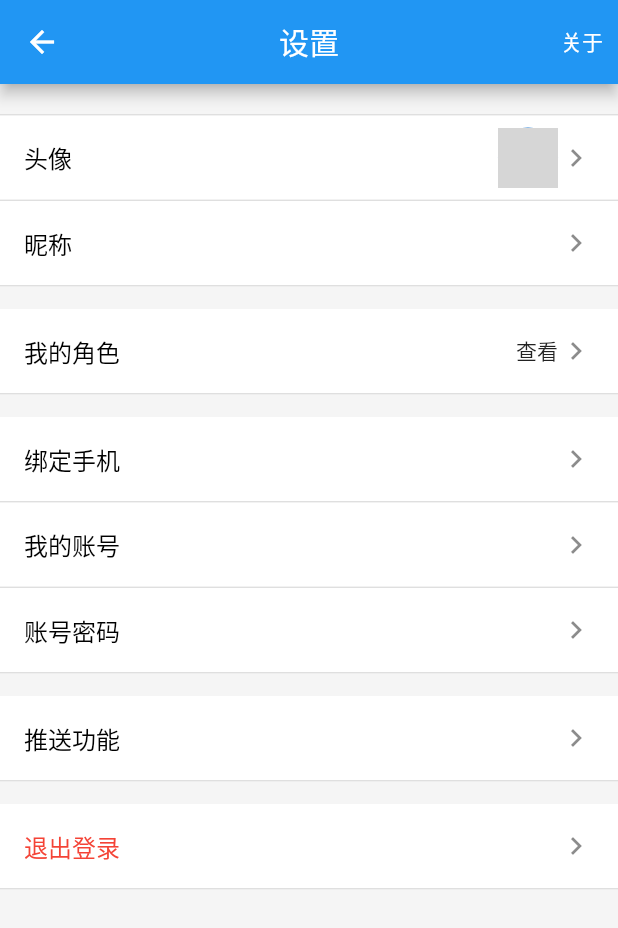
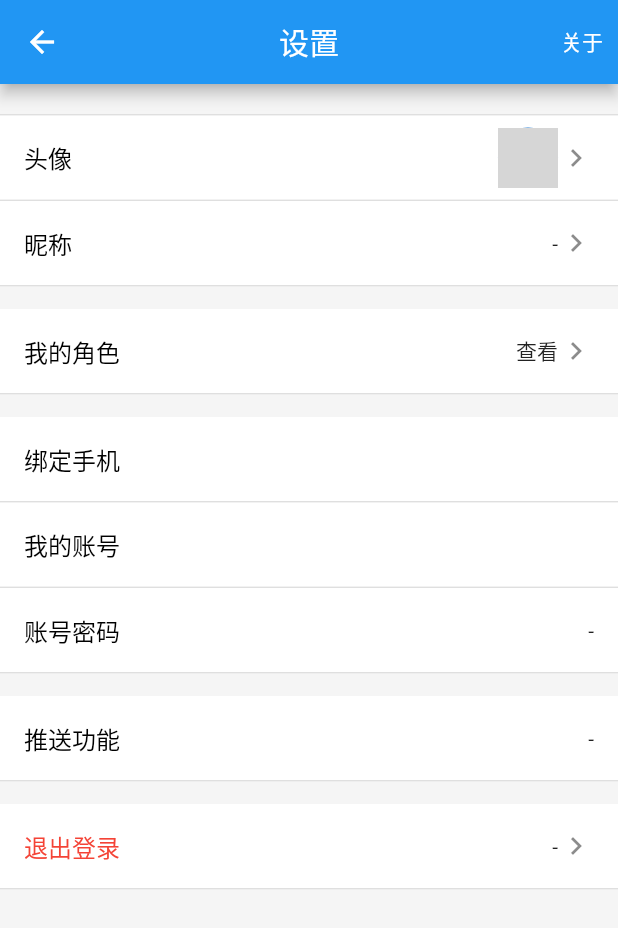
Before and after one commit to vcqzero/jjhy-app-refactor, a Flutter app: the SettingsPage screen opened by its route, on a phone screen of 412 x 824 dp. Shown: the top 928 px of the screen. Run offline on Flutter 3.47's test engine with Material 2 defaults, Android fonts, the phone set to English and light mode, and no system bars; our stand-ins replace dio, flutter_easyloading, fluttertoast, get_storage, image_picker, open_file and 3 more; accounts and stored records are empty; network calls fail; grey boxes are pictures that could not be loaded.

```diff
--- a/lib/app/Config.dart
+++ b/lib/app/Config.dart
@@ -12,8 +12,8 @@ class Config {
   static String privacyUrl = 'https://api.jjhycom.cn/privacy';
 
   /// 接口baseUrl
-  static String baseUrl = 'https://api.jjhycom.cn';
-  // static String baseUrl = 'http://192.168.0.112:3000/';
+  // static String baseUrl = 'https://api.jjhycom.cn';
+  static String baseUrl = 'http://192.168.0.112:3000/';
 
   /// 页面背景色
   static Color pageBackgroudColor = Colors.grey.shade100;
--- a/lib/app/routes.dart
+++ b/lib/app/routes.dart
@@ -2,7 +2,6 @@ import 'package:app/main.dart';
 import 'package:app/pages/about/Index.dart';
 import 'package:app/pages/about/PrivacyPage.dart';
 import 'package:app/pages/login/Index.dart';
-import 'package:app/pages/settings/EditUserInfoPage.dart';
 import 'package:flutter/material.dart';
 import 'package:app/pages/settings/Index.dart';
 
--- a/lib/pages/settings/Index.dart
+++ b/lib/pages/settings/Index.dart
@@ -92,14 +92,7 @@ class _SettingsPageState extends State<SettingsPage> with RouteAware {
           // 昵称
           MyTile(
               title: '昵称',
-              trailingWidget: Container(
-                alignment: Alignment.centerRight,
-                width: 170,
-                child: Text(
-                  _user.nickname ?? '',
-                  overflow: TextOverflow.ellipsis,
-                ),
-              ),
+              trailingString: _user.nickname,
               onTap: () {
                 Navigator.push(
                   context,
--- a/lib/widgets/MyTile.dart
+++ b/lib/widgets/MyTile.dart
@@ -3,12 +3,17 @@ import 'package:flutter/material.dart';
 class MyTile extends StatefulWidget {
   final String title;
   final Widget? trailingWidget;
+  final String? trailingString;
   final void Function()? onTap;
   final Color titleColor;
+
+  /// 如果[trailingWidget] 不为null，优先渲染trailingWidget，
+  /// 否则渲染[trailingString]
   MyTile({
     Key? key,
     required this.title,
     this.trailingWidget,
+    this.trailingString,
     this.onTap,
     this.titleColor = Colors.black,
   }) : super(key: key);
@@ -19,11 +24,25 @@ class MyTile extends StatefulWidget {
 
 class _MyTileState extends State<MyTile> {
   List<Widget> _handleBuildTrailing() {
-    List<Widget> list = [
-      Icon(Icons.chevron_right),
-    ];
+    List<Widget> list = [];
+    // 优选渲染trailingWidget
     if (widget.trailingWidget != null) {
-      list.insert(0, widget.trailingWidget!);
+      list.add(widget.trailingWidget!);
+    } else {
+      list.add(
+        Container(
+          width: 180,
+          alignment: Alignment.centerRight,
+          child: Text(
+            widget.trailingString ?? '-',
+            overflow: TextOverflow.ellipsis,
+          ),
+        ),
+      );
+    }
+    // 添加向右箭头
+    if (widget.onTap != null) {
+      list.add(Icon(Icons.chevron_right));
     }
     return list;
   }
```
Also changed, not shown: lib/pages/settings/UserRoleListPage.dart (+40 -11 lines), lib/utils/MyRoles.dart (+19 -6 lines).
